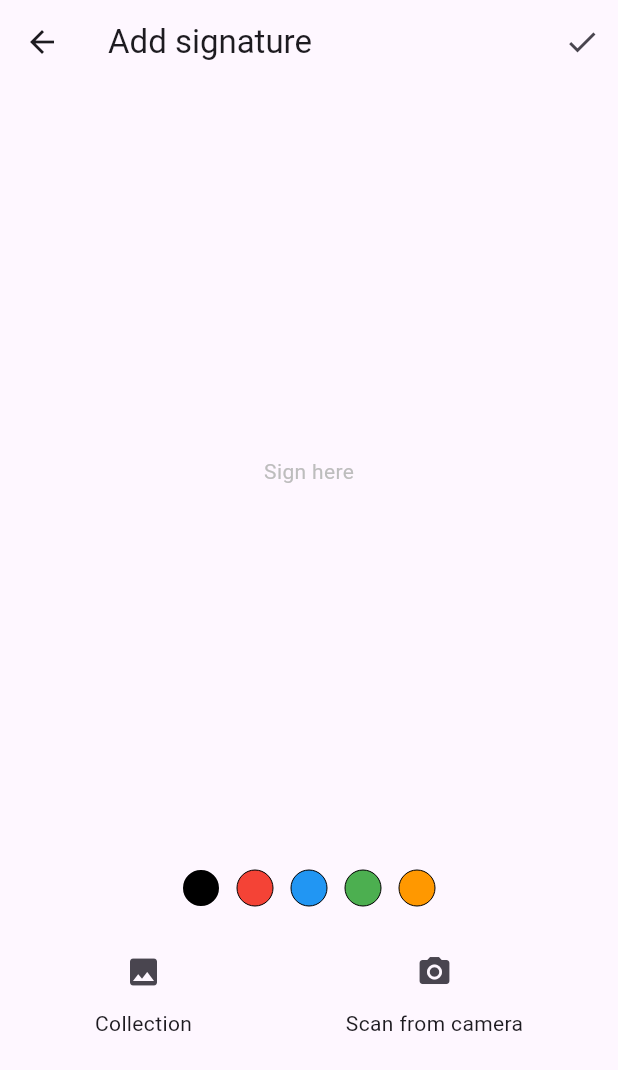
After one commit to phuocvu154/pdfscanner001, a Flutter app: the SignatureEditorScreen screen opened directly, after a tap on the "check" icon, on a phone screen of 412 x 824 dp. The commit adds this screen. Shown: the top 1070 px of the screen. Run offline on Flutter 3.47's test engine with Material 3 defaults, Android fonts, the phone set to English and light mode, and no system bars; our stand-ins replace hive, hive_flutter, image_picker, pdf, printing; missing offline and left inert: google_mlkit_document_scanner; accounts and stored records are empty.

Commit message:
add chu ky 001

```diff
--- a/lib/features/pdf/pdf_edit/edit_page_screen.dart
+++ b/lib/features/pdf/pdf_edit/edit_page_screen.dart
@@ -5,6 +5,7 @@ import 'package:provider/provider.dart';
 import 'edit_page_viewmodel.dart';
 import 'edit_result.dart';
 import 'image_overlay.dart';
+import 'signature_editor_screen.dart';
 import 'text_overlay.dart';
 import 'text_style_editor.dart';
 import 'package:image_picker/image_picker.dart';
@@ -247,7 +248,16 @@ class _EditToolbar extends StatelessWidget {
           _tool(Icons.image, 'Add Image', () {
             _showAddImageSheet(context, vm);
           }),
-          _tool(Icons.edit, 'Signature', () {}),
+          _tool(Icons.edit, 'Signature', () async {
+            final result = await Navigator.push<SignatureResult>(
+              context,
+              MaterialPageRoute(builder: (_) => const SignatureEditorScreen()),
+            );
+
+            if (result != null) {
+              vm.addImage(result.imagePath); // 🔥 DÙNG LẠI IMAGE OVERLAY
+            }
+          }),
         ],
       ),
     );
--- /dev/null
+++ b/lib/features/pdf/pdf_edit/signature_editor_screen.dart
@@ -0,0 +1,152 @@
+import 'dart:io';
+
+import 'package:flutter/material.dart';
+import 'package:image_picker/image_picker.dart';
+
+import 'signature_item.dart';
+import 'signature_repository.dart';
+
+class SignatureResult {
+  final String imagePath;
+  SignatureResult(this.imagePath);
+}
+class SignatureEditorScreen extends StatefulWidget {
+  const SignatureEditorScreen({super.key});
+
+  @override
+  State<SignatureEditorScreen> createState() => _SignatureEditorScreenState();
+}
+
+class _SignatureEditorScreenState extends State<SignatureEditorScreen> {
+  final repo = SignatureRepository();
+  Color color = Colors.black;
+
+  List<SignatureItem> saved = [];
+
+  @override
+  void initState() {
+    super.initState();
+    repo.loadAll().then((v) => setState(() => saved = v));
+  }
+
+  void _pickFromGallery() async {
+    final picker = ImagePicker();
+    final img = await picker.pickImage(source: ImageSource.gallery);
+    if (img == null) return;
+
+    final savedPath = await repo.save(File(img.path));
+    Navigator.pop(context, SignatureResult(savedPath));
+  }
+
+  void _scanCamera() async {
+    final picker = ImagePicker();
+    final img = await picker.pickImage(source: ImageSource.camera);
+    if (img == null) return;
+
+    final savedPath = await repo.save(File(img.path));
+    Navigator.pop(context, SignatureResult(savedPath));
+  }
+
+  @override
+  Widget build(BuildContext context) {
+    return Scaffold(
+      appBar: AppBar(
+        title: const Text('Add signature'),
+        actions: [
+          IconButton(
+            icon: const Icon(Icons.check),
+            onPressed: () {}, // dùng khi vẽ tay
+          ),
+        ],
+      ),
+      body: Column(
+        children: [
+          // ===== DRAW AREA (vẽ tay – sẽ làm tiếp nếu bạn muốn) =====
+          Expanded(
+            child: Center(
+              child: Text(
+                'Sign here',
+                style: TextStyle(color: Colors.grey.shade400),
+              ),
+            ),
+          ),
+
+          // ===== COLOR =====
+          Padding(
+            padding: const EdgeInsets.symmetric(vertical: 8),
+            child: Row(
+              mainAxisAlignment: MainAxisAlignment.center,
+              children: [
+                for (final c in [
+                  Colors.black,
+                  Colors.red,
+                  Colors.blue,
+                  Colors.green,
+                  Colors.orange,
+                ])
+                  GestureDetector(
+                    onTap: () => setState(() => color = c),
+                    child: Container(
+                      margin: const EdgeInsets.symmetric(horizontal: 6),
+                      width: 24,
+                      height: 24,
+                      decoration: BoxDecoration(
+                        color: c,
+                        shape: BoxShape.circle,
+                        border: Border.all(
+                          width: color == c ? 2 : 0,
+                          color: Colors.black,
+                        ),
+                      ),
+                    ),
+                  ),
+              ],
+            ),
+          ),
+
+          // ===== ACTIONS =====
+          Padding(
+            padding: const EdgeInsets.all(12),
+            child: Row(
+              mainAxisAlignment: MainAxisAlignment.spaceAround,
+              children: [
+                _action(Icons.image, 'Collection', _pickFromGallery),
+                _action(Icons.camera_alt, 'Scan from camera', _scanCamera),
+              ],
+            ),
+          ),
+
+          // ===== SAVED SIGNATURES =====
+          SizedBox(
+            height: 120,
+            child: ListView.builder(
+              scrollDirection: Axis.horizontal,
+              itemCount: saved.length,
+              itemBuilder: (_, i) {
+                final s = saved[i];
+                return GestureDetector(
+                  onTap: () {
+                    Navigator.pop(context, SignatureResult(s.imagePath));
+                  },
+                  child: Padding(
+                    padding: const EdgeInsets.all(8),
+                    child: Image.file(File(s.imagePath)),
+                  ),
+                );
+              },
+            ),
+          ),
+        ],
+      ),
+    );
+  }
+
+  Widget _action(IconData icon, String label, VoidCallback onTap) {
+    return Column(
+      children: [
+        IconButton(icon: Icon(icon), onPressed: onTap),
+        Text(label),
+      ],
+    );
+  }
+}
--- /dev/null
+++ b/lib/features/pdf/pdf_edit/signature_item.dart
@@ -0,0 +1,14 @@
+import 'dart:io';
+import 'package:flutter/material.dart';
+
+class SignatureItem {
+  final String imagePath;
+  final Color color;
+  final DateTime createdAt;
+
+  const SignatureItem({
+    required this.imagePath,
+    required this.color,
+    required this.createdAt,
+  });
+}
--- /dev/null
+++ b/lib/features/pdf/pdf_edit/signature_repository.dart
@@ -0,0 +1,39 @@
+import 'dart:io';
+import 'dart:ui';
+import 'package:path_provider/path_provider.dart';
+import 'signature_item.dart';
+
+class SignatureRepository {
+  static const _dirName = 'signatures';
+
+  Future<Directory> _dir() async {
+    final root = await getApplicationDocumentsDirectory();
+    final dir = Directory('${root.path}/$_dirName');
+    if (!dir.existsSync()) dir.createSync(recursive: true);
+    return dir;
+  }
+
+  Future<List<SignatureItem>> loadAll() async {
+    final dir = await _dir();
+    return dir
+        .listSync()
+        .whereType<File>()
+        .map(
+          (f) => SignatureItem(
+            imagePath: f.path,
+            color: const Color(0xFF000000),
+            createdAt: f.lastModifiedSync(),
+          ),
+        )
+        .toList()
+      ..sort((a, b) => b.createdAt.compareTo(a.createdAt));
+  }
+
+  Future<String> save(File image) async {
+    final dir = await _dir();
+    final path =
+        '${dir.path}/sig_${DateTime.now().millisecondsSinceEpoch}.png';
+    await image.copy(path);
+    return path;
+  }
+}
```
